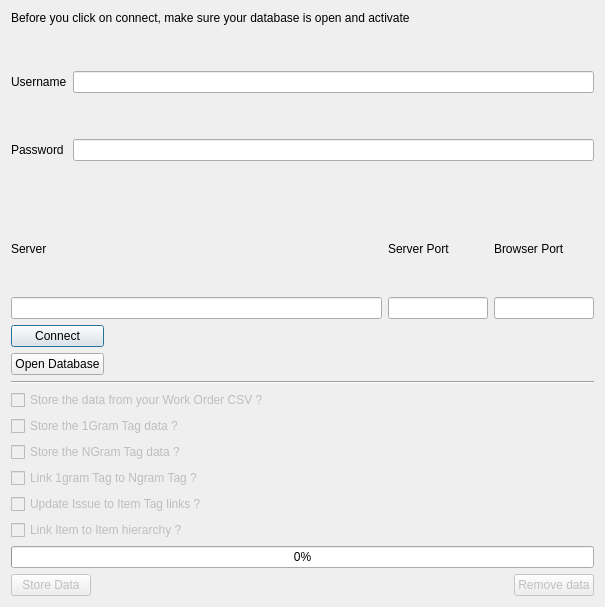
The window that nestor/ui/dialogDatabaseConnection.ui (usnistgov/nestor) describes before a commit, drawn with Qt 5.
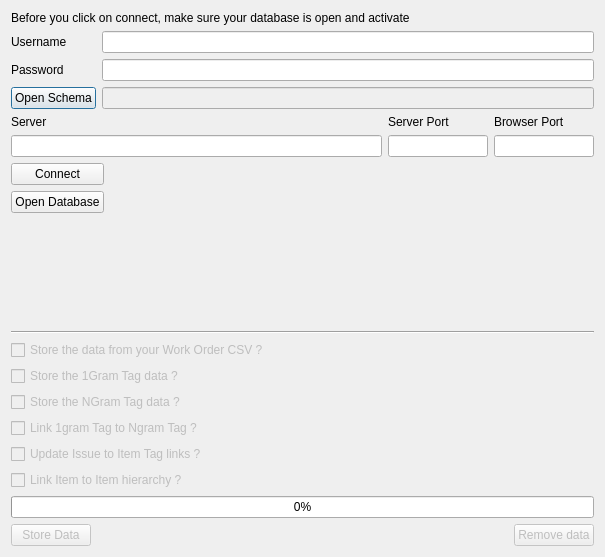
The same window after the commit.

Commit message: apple to apen the schema of the database from the App

The edit to the form file:
```diff
--- a/nestor/ui/dialogDatabaseConnection.ui
+++ b/nestor/ui/dialogDatabaseConnection.ui
@@ -7,7 +7,7 @@
     <x>0</x>
     <y>0</y>
     <width>605</width>
-    <height>607</height>
+    <height>557</height>
    </rect>
   </property>
   <property name="windowTitle">
@@ -16,41 +16,26 @@
   <layout class="QGridLayout" name="gridLayout_2">
    <item row="0" column="0">
     <layout class="QGridLayout" name="gridLayout">
-     <item row="2" column="0">
+     <item row="0" column="0">
+      <widget class="QLabel" name="label_DialogDatabaseConnection_Warning">
+       <property name="text">
+        <string>Before you click on connect, make sure your database is open and activate</string>
+       </property>
+      </widget>
+     </item>
+     <item row="1" column="0">
       <layout class="QGridLayout" name="gridLayout_4">
-       <item row="3" column="1">
-        <spacer name="verticalSpacer_2">
-         <property name="orientation">
-          <enum>Qt::Vertical</enum>
-         </property>
-         <property name="sizeType">
-          <enum>QSizePolicy::Minimum</enum>
-         </property>
-         <property name="sizeHint" stdset="0">
-          <size>
-           <width>20</width>
-           <height>40</height>
-          </size>
-         </property>
-        </spacer>
-       </item>
        <item row="1" column="1">
-        <spacer name="verticalSpacer">
-         <property name="orientation">
-          <enum>Qt::Vertical</enum>
+        <widget class="QLineEdit" name="lineEdit_DialogDatabaseConnection_Password">
+         <property name="echoMode">
+          <enum>QLineEdit::Password</enum>
          </property>
-         <property name="sizeType">
-          <enum>QSizePolicy::Minimum</enum>
-         </property>
-         <property name="sizeHint" stdset="0">
-          <size>
-           <width>20</width>
-           <height>40</height>
-          </size>
-         </property>
-        </spacer>
+        </widget>
        </item>
-       <item row="2" column="0">
+       <item row="0" column="1">
+        <widget class="QLineEdit" name="lineEdit_DialogDatabaseConnection_Username"/>
+       </item>
+       <item row="1" column="0">
         <widget class="QLabel" name="label_DialogDatabaseConnection_Password">
          <property name="text">
           <string>Password</string>
@@ -65,45 +50,29 @@
         </widget>
        </item>
        <item row="2" column="1">
-        <widget class="QLineEdit" name="lineEdit_DialogDatabaseConnection_Password">
-         <property name="echoMode">
-          <enum>QLineEdit::Password</enum>
+        <widget class="QLineEdit" name="lineEdit_DialogDatabaseConnection_OpenSchema">
+         <property name="enabled">
+          <bool>false</bool>
+         </property>
+         <property name="readOnly">
+          <bool>true</bool>
          </property>
         </widget>
        </item>
-       <item row="0" column="1">
-        <widget class="QLineEdit" name="lineEdit_DialogDatabaseConnection_Username"/>
+       <item row="2" column="0">
+        <widget class="QPushButton" name="pushButton_DialogDatabaseConnection_OpenSchema">
+         <property name="text">
+          <string>Open Schema</string>
+         </property>
+        </widget>
        </item>
       </layout>
      </item>
-     <item row="0" column="0">
-      <widget class="QLabel" name="label_DialogDatabaseConnection_Warning">
-       <property name="text">
-        <string>Before you click on connect, make sure your database is open and activate</string>
-       </property>
-      </widget>
-     </item>
-     <item row="1" column="0">
-      <spacer name="verticalSpacer_3">
-       <property name="orientation">
-        <enum>Qt::Vertical</enum>
-       </property>
-       <property name="sizeType">
-        <enum>QSizePolicy::Minimum</enum>
-       </property>
-       <property name="sizeHint" stdset="0">
-        <size>
-         <width>20</width>
-         <height>40</height>
-        </size>
-       </property>
-      </spacer>
-     </item>
     </layout>
    </item>
-   <item row="1" column="0">
+   <item row="2" column="0">
     <layout class="QGridLayout" name="gridLayout_6">
-     <item row="1" column="1">
+     <item row="2" column="1">
       <widget class="QLineEdit" name="lineEdit_DialogDatabaseConnection_ServerPortNumber">
        <property name="sizePolicy">
         <sizepolicy hsizetype="Minimum" vsizetype="Fixed">
@@ -119,14 +88,24 @@
        </property>
       </widget>
      </item>
-     <item row="0" column="1">
+     <item row="1" column="1">
       <widget class="QLabel" name="label_DialogDatabaseConnection_ServerPortNumber">
        <property name="text">
         <string>Server Port</string>
        </property>
       </widget>
      </item>
-     <item row="1" column="0">
+     <item row="2" column="2">
+      <widget class="QLineEdit" name="lineEdit_DialogDatabaseConnection_BrowserPortNumber">
+       <property name="maximumSize">
+        <size>
+         <width>100</width>
+         <height>16777215</height>
+        </size>
+       </property>
+      </widget>
+     </item>
+     <item row="2" column="0">
       <widget class="QLineEdit" name="lineEdit_DialogDatabaseConnection_ServerName">
        <property name="sizePolicy">
         <sizepolicy hsizetype="Expanding" vsizetype="Fixed">
@@ -136,33 +115,23 @@
        </property>
       </widget>
      </item>
-     <item row="0" column="0">
+     <item row="1" column="0">
       <widget class="QLabel" name="label_DialogDatabaseConnection_ServerName">
        <property name="text">
         <string>Server</string>
        </property>
       </widget>
      </item>
-     <item row="0" column="2">
+     <item row="1" column="2">
       <widget class="QLabel" name="label_DialogDatabaseConnection_BrowserPortNumber">
        <property name="text">
         <string>Browser Port</string>
        </property>
       </widget>
      </item>
-     <item row="1" column="2">
-      <widget class="QLineEdit" name="lineEdit_DialogDatabaseConnection_BrowserPortNumber">
-       <property name="maximumSize">
-        <size>
-         <width>100</width>
-         <height>16777215</height>
-        </size>
-       </property>
-      </widget>
-     </item>
     </layout>
    </item>
-   <item row="6" column="0">
+   <item row="7" column="0">
     <layout class="QGridLayout" name="gridLayout_7">
      <item row="2" column="0">
       <widget class="QCheckBox" name="checkBox_DialogDatabaseConnection_TagNg">
@@ -251,14 +220,14 @@
      </item>
     </layout>
    </item>
-   <item row="5" column="0">
+   <item row="6" column="0">
     <widget class="Line" name="line">
      <property name="orientation">
       <enum>Qt::Horizontal</enum>
      </property>
     </widget>
    </item>
-   <item row="3" column="0">
+   <item row="4" column="0">
     <layout class="QGridLayout" name="gridLayout_5">
      <item row="0" column="0">
       <widget class="QPushButton" name="pushButton_DialogDatabaseConnection_Connect">
@@ -304,7 +273,7 @@
      </item>
     </layout>
    </item>
-   <item row="8" column="0">
+   <item row="9" column="0">
     <layout class="QGridLayout" name="gridLayout_3">
      <item row="0" column="1">
       <widget class="QPushButton" name="pushButton_DialogDatabaseConnection_RunQueries">
@@ -341,6 +310,19 @@
      </item>
     </layout>
    </item>
+   <item row="5" column="0">
+    <spacer name="verticalSpacer">
+     <property name="orientation">
+      <enum>Qt::Vertical</enum>
+     </property>
+     <property name="sizeHint" stdset="0">
+      <size>
+       <width>20</width>
+       <height>40</height>
+      </size>
+     </property>
+    </spacer>
+   </item>
   </layout>
  </widget>
  <resources/>
```
The commit also changes 3 other files.
